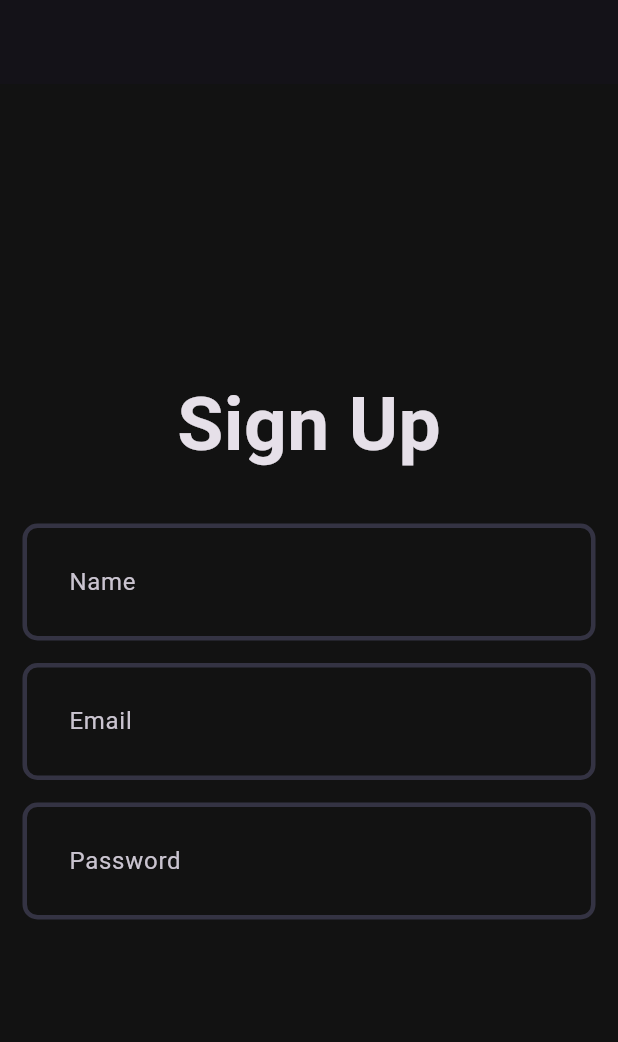
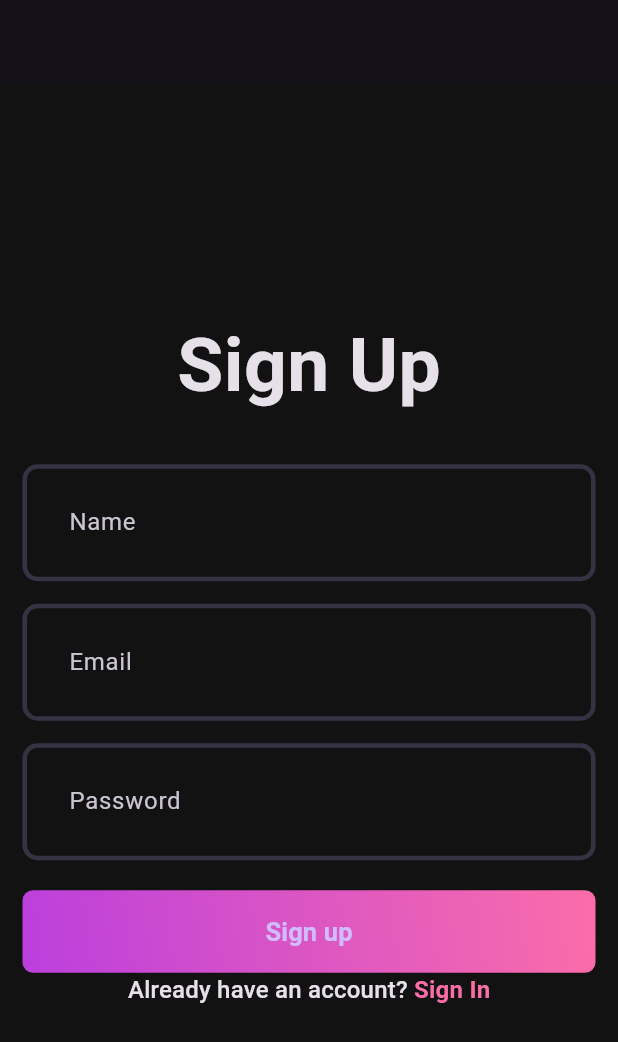
Before and after one commit to dhawalmahajan/flutter-music-app, a Flutter app: the screen it shows after launch, on a phone screen of 412 x 824 dp. Shown: the top 1042 px of the screen. Run offline on Flutter 3.47's test engine with Material 3 defaults, Android fonts, the phone set to English and light mode, and no system bars.

Commit message:
add button on sign up page
Add gradient button on sign up page

```diff
--- a/client/lib/features/auth/view/pages/signup_page.dart
+++ b/client/lib/features/auth/view/pages/signup_page.dart
@@ -1,4 +1,6 @@
+import 'package:client/core/theme/app_pallete.dart';
 import 'package:client/core/widgets/custom_field.dart';
+import 'package:client/features/auth/view/widgets/auth_gradient_button.dart';
 import 'package:flutter/material.dart';
 
 class SignUpPage extends StatefulWidget {
@@ -40,6 +42,26 @@ class _SignUpPageState extends State<SignUpPage> {
                 isObscureText: true,
               ),
               const SizedBox(height: 20),
+              AuthGradientButton(buttonText: 'Sign up', onTap: () async {}),
+              // const SizedBox(height: 20),
+              GestureDetector(
+                onTap: () {},
+                child: RichText(
+                  text: TextSpan(
+                    text: 'Already have an account? ',
+                    style: Theme.of(context).textTheme.titleMedium,
+                    children: const [
+                      TextSpan(
+                        text: 'Sign In',
+                        style: TextStyle(
+                          color: Pallete.gradient2,
+                          fontWeight: FontWeight.bold,
+                        ),
+                      ),
+                    ],
+                  ),
+                ),
+              ),
             ],
           ),
         ),
--- /dev/null
+++ b/client/lib/features/auth/view/widgets/auth_gradient_button.dart
@@ -0,0 +1,38 @@
+import 'package:client/core/theme/app_pallete.dart';
+import 'package:flutter/material.dart';
+
+class AuthGradientButton extends StatelessWidget {
+  final String buttonText;
+  final VoidCallback onTap;
+  const AuthGradientButton({
+    super.key,
+    required this.buttonText,
+    required this.onTap,
+  });
+
+  @override
+  Widget build(BuildContext context) {
+    return Container(
+      decoration: BoxDecoration(
+        gradient: const LinearGradient(
+          colors: [Pallete.gradient1, Pallete.gradient2],
+          begin: Alignment.bottomLeft,
+          end: Alignment.topRight,
+        ),
+        borderRadius: BorderRadius.circular(7),
+      ),
+      child: ElevatedButton(
+        onPressed: onTap,
+        style: ElevatedButton.styleFrom(
+          fixedSize: const Size(395, 55),
+          backgroundColor: Pallete.transparentColor,
+          shadowColor: Pallete.transparentColor,
+        ),
+        child: Text(
+          buttonText,
+          style: const TextStyle(fontSize: 17, fontWeight: FontWeight.w600),
+        ),
+      ),
+    );
+  }
+}
```
